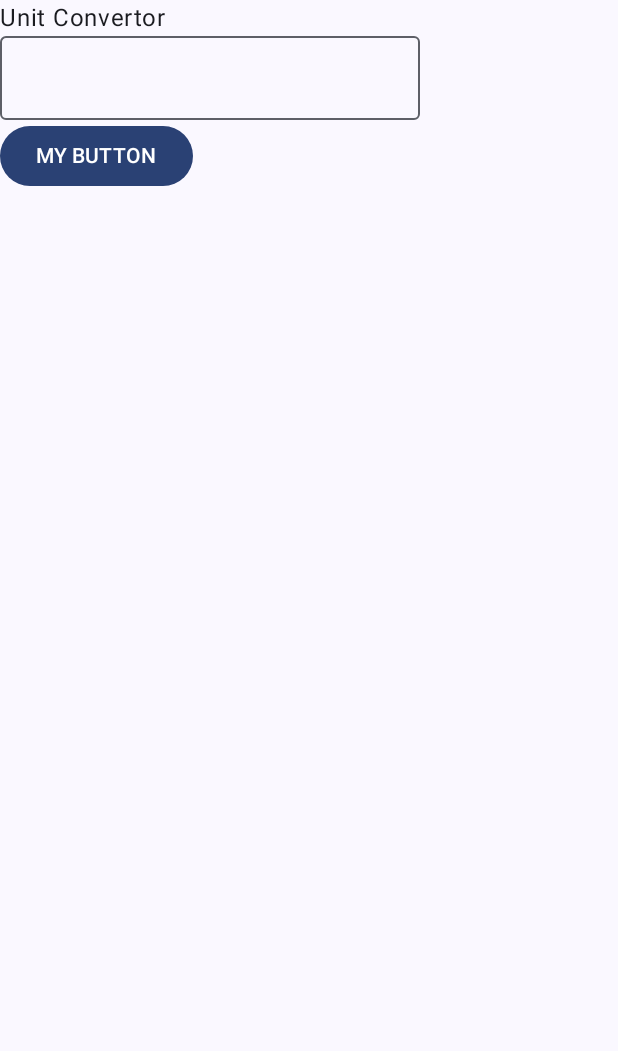
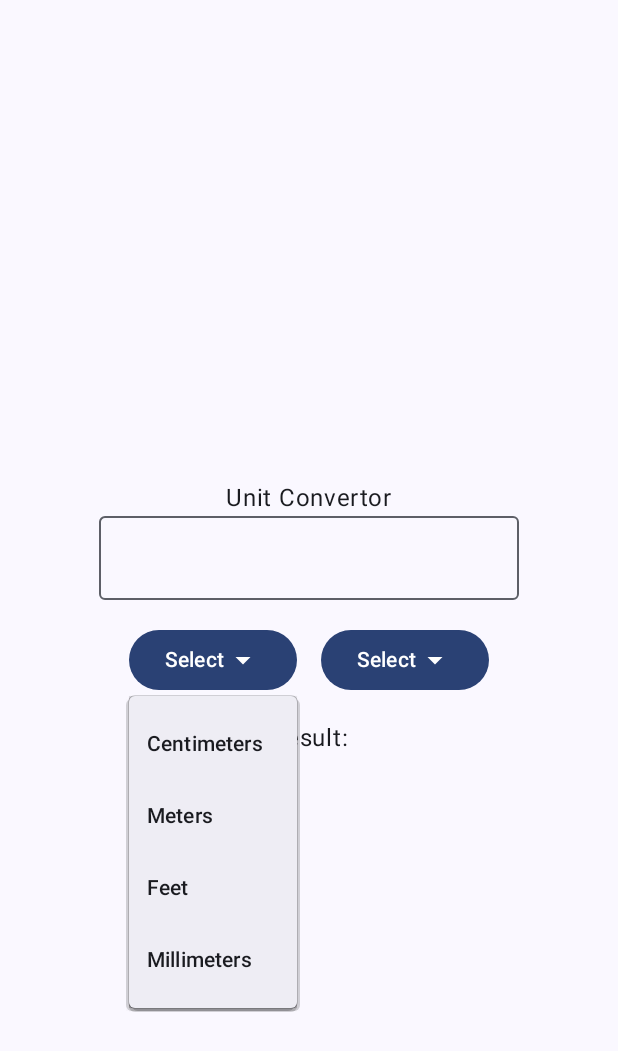
Before and after one commit to tom-kotlar/unit-convertor, an Android app built with Jetpack Compose: the screen it shows after launch (MainActivity), on a phone screen of 412 x 824 dp. Shown: the top 1051 px of the screen. Run offline under Robolectric (Android 15) with nearby library versions, the phone set to English and light mode, and no system bars.

Commit message:
Build Drop-downs Add padding

```diff
--- a/app/src/main/java/com/example/unit_convertor/MainActivity.kt
+++ b/app/src/main/java/com/example/unit_convertor/MainActivity.kt
@@ -1,23 +1,34 @@
 package com.example.unit_convertor
 
 import android.os.Bundle
-import android.widget.Toast
 import androidx.activity.ComponentActivity
 import androidx.activity.compose.setContent
 import androidx.activity.enableEdgeToEdge
+import androidx.compose.foundation.layout.Arrangement
+import androidx.compose.foundation.layout.Box
 import androidx.compose.foundation.layout.Column
 import androidx.compose.foundation.layout.Row
+import androidx.compose.foundation.layout.Spacer
 import androidx.compose.foundation.layout.fillMaxSize
+import androidx.compose.foundation.layout.height
 import androidx.compose.foundation.layout.padding
+import androidx.compose.foundation.layout.width
+import androidx.compose.material.icons.Icons
+import androidx.compose.material.icons.filled.ArrowDropDown
 import androidx.compose.material3.Button
+import androidx.compose.material3.DropdownMenu
+import androidx.compose.material3.DropdownMenuItem
+import androidx.compose.material3.Icon
 import androidx.compose.material3.OutlinedTextField
 import androidx.compose.material3.Scaffold
 import androidx.compose.material3.Text
 import androidx.compose.runtime.Composable
+import androidx.compose.ui.Alignment
 import androidx.compose.ui.Modifier
-import androidx.compose.ui.platform.LocalContext
 import androidx.compose.ui.tooling.preview.Preview
+import androidx.compose.ui.unit.dp
 import com.example.unit_convertor.ui.theme.UnitconvertorTheme
+
 
 class MainActivity : ComponentActivity() {
     override fun onCreate(savedInstanceState: Bundle?) {
@@ -36,19 +47,70 @@ class MainActivity : ComponentActivity() {
 
 @Composable
 fun UnitConvertor(modifier: Modifier = Modifier) {
-    Column {
+    Column(
+        modifier = Modifier.fillMaxSize(),
+        verticalArrangement =  Arrangement.Center,
+        horizontalAlignment = Alignment.CenterHorizontally
+
+    ) {
         Text( "Unit Convertor", modifier = modifier)
         OutlinedTextField(value = "", onValueChange = {})
+        Spacer(modifier = Modifier.height(16.dp))
+        Row {
+            Box {
+                Button({}) {
+                    Text("Select")
+                    Icon(Icons.Default.ArrowDropDown, contentDescription = "Arrow Drop Down")
+                }
+            }
+            DropdownMenu(expanded = true, onDismissRequest = {}) {
+                DropdownMenuItem(
+                    text = {Text("Centimeters")},
+                    onClick = {}
+                )
+                DropdownMenuItem(
+                    text = {Text("Meters")},
+                    onClick = {}
+                )
+                DropdownMenuItem(
+                    text = {Text("Feet")},
+                    onClick = {}
+                )
+                DropdownMenuItem(
+                    text = {Text("Millimeters")},
+                    onClick = {}
+                )
+            }
 
-        Row {
-            val localContext = LocalContext.current
-            Button(onClick = {
-                Toast.makeText(localContext,"I am Toast", Toast.LENGTH_LONG).show()
-            }) {
-                Text("MY BUTTON")
+
+            Spacer(modifier = Modifier.width(16.dp))
+            Box {
+                Button({}) {
+                    Text("Select")
+                    Icon(Icons.Default.ArrowDropDown, contentDescription = "Arrow Drop Down")
+                }
+            }
+            DropdownMenu(expanded = true, onDismissRequest = {}) {
+                DropdownMenuItem(
+                    text = {Text("Centimeters")},
+                    onClick = {}
+                )
+                DropdownMenuItem(
+                    text = {Text("Meters")},
+                    onClick = {}
+                )
+                DropdownMenuItem(
+                    text = {Text("Feet")},
+                    onClick = {}
+                )
+                DropdownMenuItem(
+                    text = {Text("Millimeters")},
+                    onClick = {}
+                )
             }
         }
-
+        Spacer(modifier = Modifier.height(16.dp))
+        Text( "Result:", )
     }
 }
 
```
